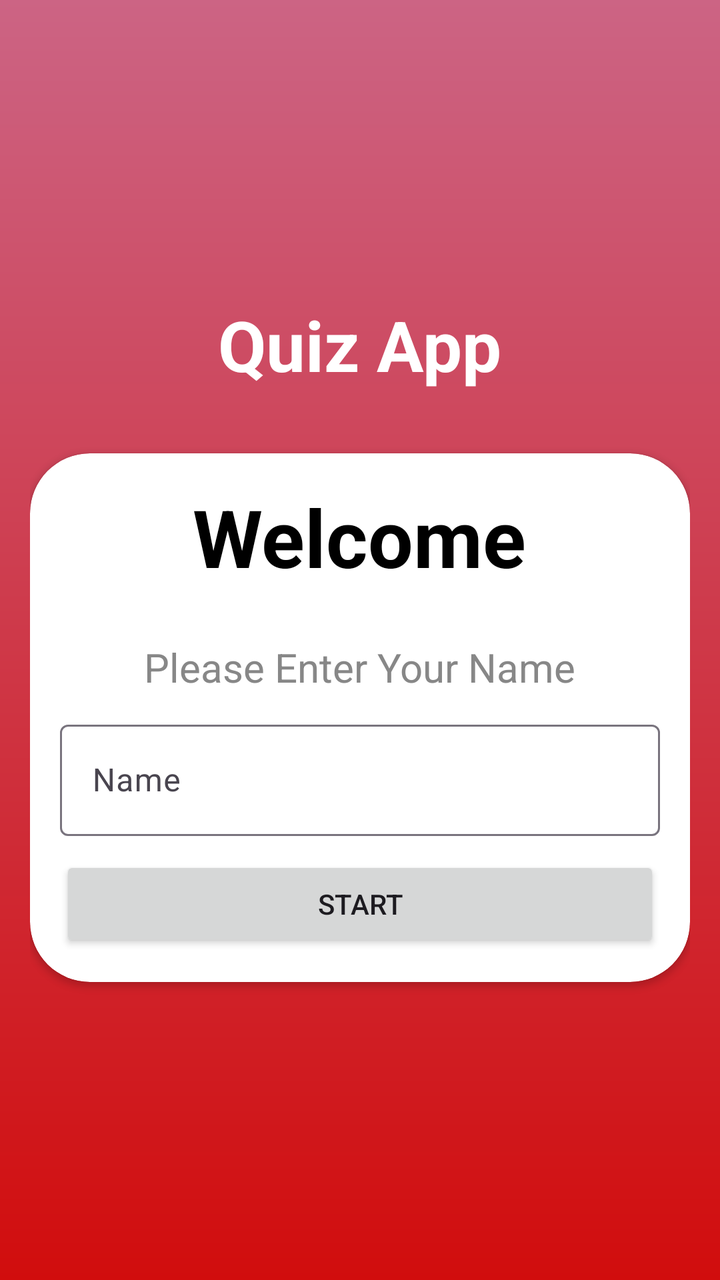
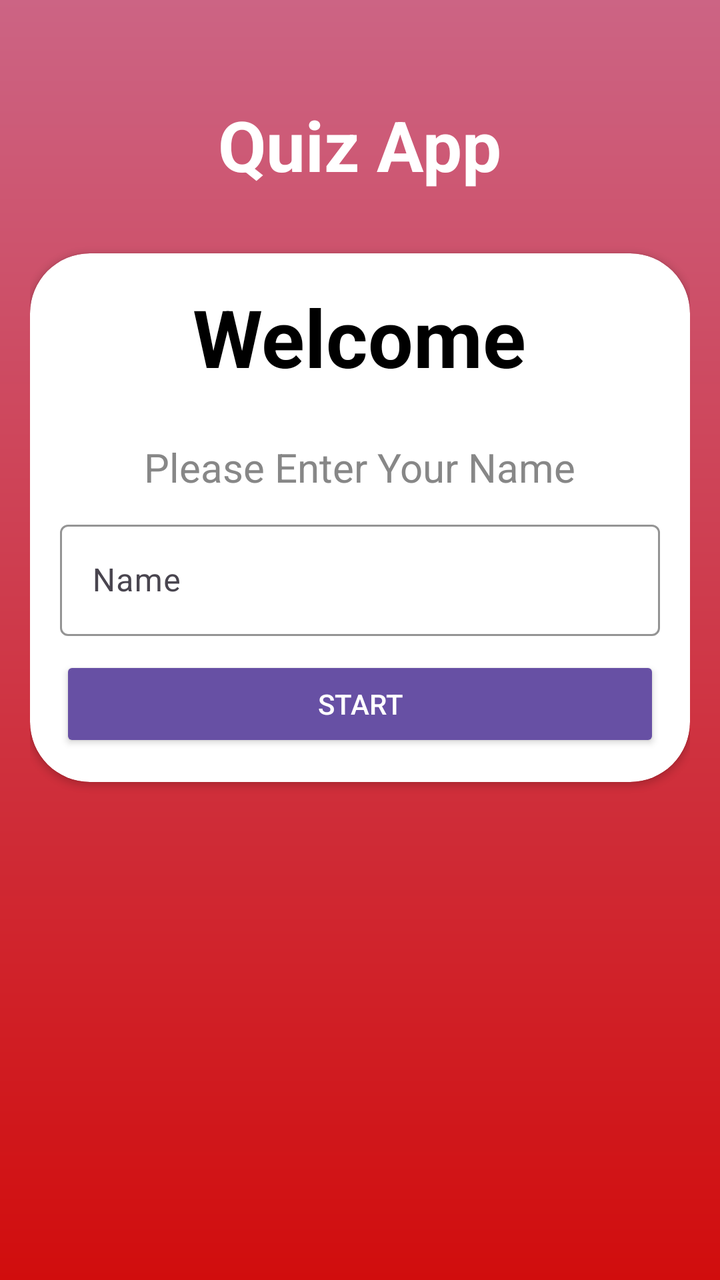

Two renders of the same Android screen: before a commit and after it. Below are the layout's source before the change and the commit's diff.
<!-- AndroidManifest.xml: activity theme Theme.QuizApp.NoActionBar -->
<!-- res/layout/activity_main.xml -->
<?xml version="1.0" encoding="utf-8"?>
<androidx.appcompat.widget.LinearLayoutCompat xmlns:android="http://schemas.android.com/apk/res/android"
    xmlns:app="http://schemas.android.com/apk/res-auto"
    xmlns:tools="http://schemas.android.com/tools"
    android:id="@+id/main"
    android:layout_width="match_parent"
    android:layout_height="match_parent"
    tools:context=".MainActivity"
    android:orientation="vertical"
    android:padding="15dp"
    android:background="@drawable/bg"
    android:gravity="center">

    <TextView
        android:layout_width="wrap_content"
        android:layout_height="wrap_content"
        android:text="@string/quiz_app"
        android:textSize="35sp"
        android:textColor="@color/white"
        android:textStyle="bold"
        android:layout_marginBottom="16dp"/>

    <androidx.cardview.widget.CardView
        android:layout_width="match_parent"
        android:layout_height="wrap_content"
        android:background="@color/white"
        app:cardCornerRadius="30dp"
        android:layout_marginTop="15dp">

        <LinearLayout
            android:layout_width="match_parent"
            android:layout_height="wrap_content"
            android:orientation="vertical"
            android:gravity="center"
            android:padding="15dp">

            <TextView
                android:layout_width="wrap_content"
                android:layout_height="wrap_content"
                android:textSize="40sp"
                android:textStyle="bold"
                android:textColor="@color/black"
                android:text="@string/welcome"/>

            <TextView
                android:layout_width="wrap_content"
                android:layout_height="wrap_content"
                android:text="@string/please_enter_your_name"
                android:textSize="20sp"
                android:layout_marginTop="15dp"
                android:padding="10dp"
                android:textStyle="normal"
                android:textColor="#878787"/>

            <com.google.android.material.textfield.TextInputLayout
                android:layout_width="match_parent"
                android:layout_height="wrap_content"
                style="@style/Widget.Material3.TextInputLayout.OutlinedBox">

                <com.google.android.material.textfield.TextInputEditText
                    android:layout_width="match_parent"
                    android:layout_height="wrap_content"
                    android:id="@+id/name"
                    android:hint="@string/name"/>

            </com.google.android.material.textfield.TextInputLayout>
            
            <Button
                android:layout_marginTop="10dp"
                android:id="@+id/start_button"
                android:layout_width="match_parent"
                android:layout_height="wrap_content"
                android:text="@string/start"/>


        </LinearLayout>
    </androidx.cardview.widget.CardView>




</androidx.appcompat.widget.LinearLayoutCompat>
<!-- resources referenced by this layout -->
<resources>
  <color name="black">#FF000000</color>
  <color name="white">#FFFFFFFF</color>
  <!-- drawable bg (drawable) -->
  <?xml version="1.0" encoding="utf-8"?>
  <shape xmlns:android="http://schemas.android.com/apk/res/android">
      <gradient android:startColor="#CC6484"
          android:endColor="#D10D0D"
          android:angle="270"/>
  </shape>
  <string name="name">Name</string>
  <string name="please_enter_your_name">Please Enter Your Name</string>
  <string name="quiz_app">Quiz App</string>
  <string name="start">START</string>
  <string name="welcome">Welcome</string>
  <style name="Theme.QuizApp.NoActionBar">
          <item name="windowActionBar">false</item>
          <item name="windowNoTitle">true</item>
          <item name="android:windowFullscreen">true</item>
      </style>
</resources>

<!-- the commit's change to res/layout/activity_main.xml (unified diff, before → after) -->
@@ -23,7 +23,7 @@
     <androidx.cardview.widget.CardView
         android:layout_width="match_parent"
         android:layout_height="wrap_content"
-        android:background="@color/white"
+        app:cardBackgroundColor="@color/white"
         app:cardCornerRadius="30dp"
         android:layout_marginTop="15dp">
 
@@ -55,26 +55,35 @@
             <com.google.android.material.textfield.TextInputLayout
                 android:layout_width="match_parent"
                 android:layout_height="wrap_content"
-                style="@style/Widget.Material3.TextInputLayout.OutlinedBox">
+                style="@style/Widget.Material3.TextInputLayout.OutlinedBox"
+                app:boxStrokeColor="@color/purple_primary">
 
                 <com.google.android.material.textfield.TextInputEditText
                     android:layout_width="match_parent"
                     android:layout_height="wrap_content"
                     android:id="@+id/name"
-                    android:hint="@string/name"/>
+                    android:hint="@string/name"
+                    android:textColor="@color/black"
+                    android:textColorHint="@color/purple_primary"/>
 
             </com.google.android.material.textfield.TextInputLayout>
-            
+
             <Button
                 android:layout_marginTop="10dp"
                 android:id="@+id/start_button"
                 android:layout_width="match_parent"
                 android:layout_height="wrap_content"
-                android:text="@string/start"/>
+                android:text="@string/start"
+                android:textColor="@color/white"
+                android:backgroundTint="@color/purple_primary"/>
 
 
         </LinearLayout>
     </androidx.cardview.widget.CardView>
+    
+    <Space
+        android:layout_width="wrap_content"
+        android:layout_height="200dp"/>
 
 
 
<!-- resource entries referenced after the edit -->
@@ -1,6 +1,7 @@
 <!-- resources referenced by this layout -->
 <resources>
   <color name="black">#FF000000</color>
+  <color name="purple_primary">#6750A4</color>
   <color name="white">#FFFFFFFF</color>
   <!-- drawable bg (drawable) -->
   <?xml version="1.0" encoding="utf-8"?>
@@ -14,10 +15,14 @@
   <string name="quiz_app">Quiz App</string>
   <string name="start">START</string>
   <string name="welcome">Welcome</string>
-  <style name="Theme.QuizApp.NoActionBar">
+  <style name="Theme.QuizApp.NoActionBar" parent="Base.Theme.QuizApp">
           <item name="windowActionBar">false</item>
           <item name="windowNoTitle">true</item>
-          <item name="android:windowFullscreen">true</item>
+  
+      </style>
+  <style name="Base.Theme.QuizApp" parent="Theme.Material3.Light.NoActionBar">
+          
+          
       </style>
 </resources>
 
